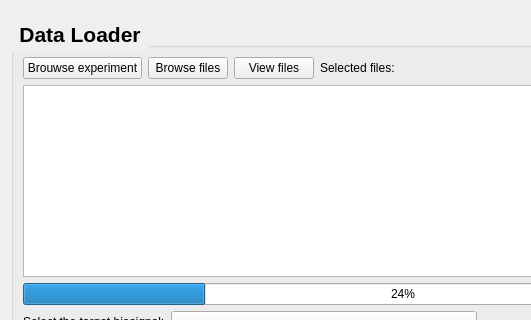
Old version of the form data_loader/files/view.ui in the repository medusabci/medusa-analyzer; both pictures show x 0 to 531 and y 0 to 320 of the 806 by 591 pixel window.
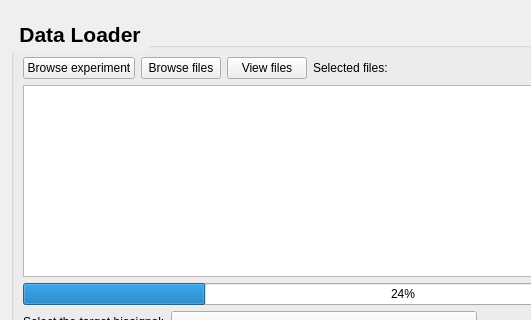
New version of the form.

Diff of the .ui file:
```diff
--- a/data_loader/files/view.ui
+++ b/data_loader/files/view.ui
@@ -58,7 +58,7 @@
         <item>
          <widget class="QPushButton" name="loadExperimentButton">
           <property name="text">
-           <string>Brouwse experiment</string>
+           <string>Browse experiment</string>
           </property>
          </widget>
         </item>
```
